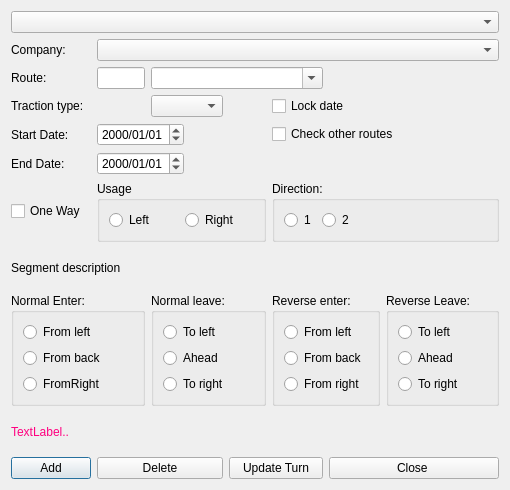
The window that mapper_app/ui/routedlg.ui (allenck/mapper) describes before a commit, drawn with Qt 5.
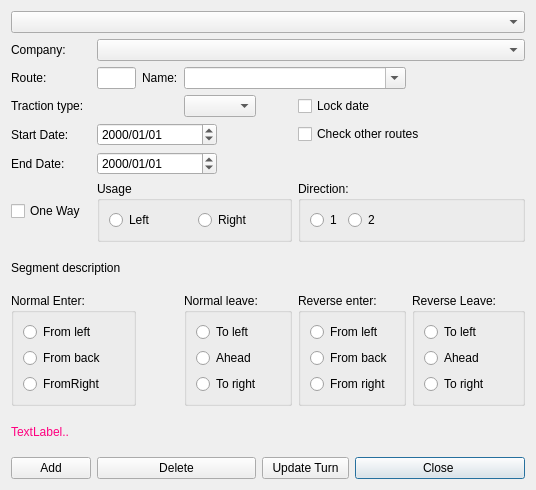
The same window after the commit. Custom widgets are drawn as their Qt base class.

Patch:
```diff
--- a/mapper_app/ui/routedlg.ui
+++ b/mapper_app/ui/routedlg.ui
@@ -19,24 +19,49 @@
    <string>Dialog</string>
   </property>
   <layout class="QGridLayout" name="gridLayout">
-   <item row="7" column="0">
-    <widget class="QCheckBox" name="cbOneWay">
+   <item row="3" column="0">
+    <widget class="QLabel" name="label_3">
+     <property name="text">
+      <string>Traction type:</string>
+     </property>
+    </widget>
+   </item>
+   <item row="2" column="1">
+    <widget class="QLineEdit" name="txtRouteNbr">
+     <property name="maxLength">
+      <number>8</number>
+     </property>
+    </widget>
+   </item>
+   <item row="4" column="1" colspan="3">
+    <widget class="QDateEdit" name="dateStart">
+     <property name="minimumDate">
+      <date>
+       <year>1752</year>
+       <month>10</month>
+       <day>16</day>
+      </date>
+     </property>
+     <property name="displayFormat">
+      <string>yyyy/MM/dd</string>
+     </property>
+    </widget>
+   </item>
+   <item row="12" column="7" colspan="2">
+    <widget class="QPushButton" name="btnOK">
+     <property name="text">
+      <string>Close </string>
+     </property>
+    </widget>
+   </item>
+   <item row="0" column="0" colspan="9">
+    <widget class="QComboBox" name="cbSegments">
      <property name="toolTip">
-      <string>&lt;html&gt;&lt;head/&gt;&lt;body&gt;&lt;p&gt;Click if this route segment is one way.&lt;/p&gt;&lt;/body&gt;&lt;/html&gt;</string>
+      <string>Select an existing route segment to update</string>
      </property>
-     <property name="text">
-      <string>One Way</string>
-     </property>
     </widget>
    </item>
-   <item row="2" column="0">
-    <widget class="QLabel" name="label">
-     <property name="text">
-      <string>Route:</string>
-     </property>
-    </widget>
-   </item>
-   <item row="7" column="5" colspan="3">
+   <item row="7" column="6" colspan="3">
     <widget class="QGroupBox" name="gbDirection">
      <property name="font">
       <font>
@@ -67,40 +92,109 @@
      </layout>
     </widget>
    </item>
-   <item row="1" column="1" colspan="7">
-    <widget class="QComboBox" name="cbCompany">
-     <property name="editable">
-      <bool>false</bool>
+   <item row="4" column="6" colspan="3">
+    <widget class="QCheckBox" name="chkOtherRoutes">
+     <property name="text">
+      <string>Check other routes</string>
      </property>
     </widget>
    </item>
-   <item row="3" column="2" colspan="2">
+   <item row="7" column="0">
+    <widget class="QCheckBox" name="cbOneWay">
+     <property name="toolTip">
+      <string>&lt;html&gt;&lt;head/&gt;&lt;body&gt;&lt;p&gt;Click if this route segment is one way.&lt;/p&gt;&lt;/body&gt;&lt;/html&gt;</string>
+     </property>
+     <property name="text">
+      <string>One Way</string>
+     </property>
+    </widget>
+   </item>
+   <item row="10" column="8">
+    <widget class="QGroupBox" name="gbReverseLeave">
+     <property name="font">
+      <font>
+       <pointsize>9</pointsize>
+      </font>
+     </property>
+     <property name="toolTip">
+      <string>Select how a 2-way segment is exited in the reverse direction</string>
+     </property>
+     <property name="title">
+      <string>Reverse Leave:</string>
+     </property>
+     <layout class="QVBoxLayout" name="verticalLayout_4">
+      <item>
+       <widget class="QRadioButton" name="rbRToLeft">
+        <property name="text">
+         <string>To left</string>
+        </property>
+       </widget>
+      </item>
+      <item>
+       <widget class="QRadioButton" name="rbRAhead">
+        <property name="text">
+         <string>Ahead</string>
+        </property>
+       </widget>
+      </item>
+      <item>
+       <widget class="QRadioButton" name="rbRToRight">
+        <property name="text">
+         <string>To right</string>
+        </property>
+       </widget>
+      </item>
+     </layout>
+    </widget>
+   </item>
+   <item row="10" column="3" colspan="3">
+    <widget class="QGroupBox" name="gbNormalLeave">
+     <property name="font">
+      <font>
+       <pointsize>9</pointsize>
+      </font>
+     </property>
+     <property name="toolTip">
+      <string>Select how to leave the segment</string>
+     </property>
+     <property name="title">
+      <string>Normal leave:</string>
+     </property>
+     <layout class="QVBoxLayout" name="verticalLayout_2">
+      <item>
+       <widget class="QRadioButton" name="rbNToLeft">
+        <property name="text">
+         <string>To left</string>
+        </property>
+       </widget>
+      </item>
+      <item>
+       <widget class="QRadioButton" name="rbNAhead">
+        <property name="text">
+         <string>Ahead</string>
+        </property>
+       </widget>
+      </item>
+      <item>
+       <widget class="QRadioButton" name="rbNToRight">
+        <property name="text">
+         <string>To right</string>
+        </property>
+       </widget>
+      </item>
+     </layout>
+    </widget>
+   </item>
+   <item row="1" column="0">
+    <widget class="QLabel" name="label_2">
+     <property name="text">
+      <string>Company:</string>
+     </property>
+    </widget>
+   </item>
+   <item row="3" column="3" colspan="2">
     <widget class="QComboBox" name="cbTractionType"/>
    </item>
-   <item row="12" column="0">
-    <widget class="QPushButton" name="btnAdd">
-     <property name="toolTip">
-      <string>Add or update segment to route</string>
-     </property>
-     <property name="text">
-      <string>Add</string>
-     </property>
-    </widget>
-   </item>
-   <item row="0" column="0" colspan="8">
-    <widget class="QComboBox" name="cbSegments">
-     <property name="toolTip">
-      <string>Select an existing route segment to update</string>
-     </property>
-    </widget>
-   </item>
-   <item row="12" column="1" colspan="3">
-    <widget class="QPushButton" name="btnDelete">
-     <property name="text">
-      <string>Delete</string>
-     </property>
-    </widget>
-   </item>
    <item row="11" column="0">
     <widget class="QLabel" name="lblHelpText">
      <property name="palette">
@@ -145,186 +239,20 @@
      </property>
     </widget>
    </item>
-   <item row="4" column="0">
-    <widget class="QLabel" name="label_4">
-     <property name="text">
-      <string>Start Date:</string>
+   <item row="6" column="1" colspan="3">
+    <widget class="QDateEdit" name="dateEnd">
+     <property name="displayFormat">
+      <string>yyyy/MM/dd</string>
      </property>
     </widget>
    </item>
-   <item row="12" column="4" colspan="2">
-    <widget class="QPushButton" name="btnUpdateTurn">
-     <property name="toolTip">
-      <string>Add or update with suggested turn info</string>
-     </property>
-     <property name="text">
-      <string>Update Turn</string>
-     </property>
-    </widget>
-   </item>
-   <item row="3" column="5" colspan="3">
+   <item row="3" column="6" colspan="3">
     <widget class="QCheckBox" name="chkLockDate">
      <property name="text">
       <string>Lock date</string>
      </property>
     </widget>
    </item>
-   <item row="6" column="0">
-    <widget class="QLabel" name="label_5">
-     <property name="text">
-      <string>End Date:</string>
-     </property>
-    </widget>
-   </item>
-   <item row="10" column="2" colspan="3">
-    <widget class="QGroupBox" name="gbNormalLeave">
-     <property name="font">
-      <font>
-       <pointsize>9</pointsize>
-      </font>
-     </property>
-     <property name="toolTip">
-      <string>Select how to leave the segment</string>
-     </property>
-     <property name="title">
-      <string>Normal leave:</string>
-     </property>
-     <layout class="QVBoxLayout" name="verticalLayout_2">
-      <item>
-       <widget class="QRadioButton" name="rbNToLeft">
-        <property name="text">
-         <string>To left</string>
-        </property>
-       </widget>
-      </item>
-      <item>
-       <widget class="QRadioButton" name="rbNAhead">
-        <property name="text">
-         <string>Ahead</string>
-        </property>
-       </widget>
-      </item>
-      <item>
-       <widget class="QRadioButton" name="rbNToRight">
-        <property name="text">
-         <string>To right</string>
-        </property>
-       </widget>
-      </item>
-     </layout>
-    </widget>
-   </item>
-   <item row="10" column="7">
-    <widget class="QGroupBox" name="gbReverseLeave">
-     <property name="font">
-      <font>
-       <pointsize>9</pointsize>
-      </font>
-     </property>
-     <property name="toolTip">
-      <string>Select how a 2-way segment is exited in the reverse direction</string>
-     </property>
-     <property name="title">
-      <string>Reverse Leave:</string>
-     </property>
-     <layout class="QVBoxLayout" name="verticalLayout_4">
-      <item>
-       <widget class="QRadioButton" name="rbRToLeft">
-        <property name="text">
-         <string>To left</string>
-        </property>
-       </widget>
-      </item>
-      <item>
-       <widget class="QRadioButton" name="rbRAhead">
-        <property name="text">
-         <string>Ahead</string>
-        </property>
-       </widget>
-      </item>
-      <item>
-       <widget class="QRadioButton" name="rbRToRight">
-        <property name="text">
-         <string>To right</string>
-        </property>
-       </widget>
-      </item>
-     </layout>
-    </widget>
-   </item>
-   <item row="12" column="6" colspan="2">
-    <widget class="QPushButton" name="btnOK">
-     <property name="text">
-      <string>Close </string>
-     </property>
-    </widget>
-   </item>
-   <item row="10" column="5" colspan="2">
-    <widget class="QGroupBox" name="gbReverseEnter">
-     <property name="font">
-      <font>
-       <pointsize>9</pointsize>
-      </font>
-     </property>
-     <property name="toolTip">
-      <string>Select how a 2-way segment is entered in the reverse direction</string>
-     </property>
-     <property name="title">
-      <string>Reverse enter:</string>
-     </property>
-     <layout class="QVBoxLayout" name="verticalLayout_3">
-      <item>
-       <widget class="QRadioButton" name="rbRFromLeft">
-        <property name="text">
-         <string>From left</string>
-        </property>
-       </widget>
-      </item>
-      <item>
-       <widget class="QRadioButton" name="rbRFromBack">
-        <property name="text">
-         <string>From back</string>
-        </property>
-       </widget>
-      </item>
-      <item>
-       <widget class="QRadioButton" name="rbRFromRight">
-        <property name="text">
-         <string>From right</string>
-        </property>
-       </widget>
-      </item>
-     </layout>
-    </widget>
-   </item>
-   <item row="8" column="0" colspan="2">
-    <widget class="QLabel" name="lblSegmentText">
-     <property name="text">
-      <string>Segment description</string>
-     </property>
-    </widget>
-   </item>
-   <item row="3" column="0">
-    <widget class="QLabel" name="label_3">
-     <property name="text">
-      <string>Traction type:</string>
-     </property>
-    </widget>
-   </item>
-   <item row="1" column="0">
-    <widget class="QLabel" name="label_2">
-     <property name="text">
-      <string>Company:</string>
-     </property>
-    </widget>
-   </item>
-   <item row="4" column="5" colspan="3">
-    <widget class="QCheckBox" name="chkOtherRoutes">
-     <property name="text">
-      <string>Check other routes</string>
-     </property>
-    </widget>
-   </item>
    <item row="10" column="0" colspan="2">
     <widget class="QGroupBox" name="gbNormalEnter">
      <property name="font">
@@ -363,7 +291,38 @@
      </layout>
     </widget>
    </item>
-   <item row="7" column="1" colspan="4">
+   <item row="12" column="0">
+    <widget class="QPushButton" name="btnAdd">
+     <property name="toolTip">
+      <string>Add or update segment to route</string>
+     </property>
+     <property name="text">
+      <string>Add</string>
+     </property>
+    </widget>
+   </item>
+   <item row="1" column="1" colspan="8">
+    <widget class="QComboBox" name="cbCompany">
+     <property name="editable">
+      <bool>false</bool>
+     </property>
+    </widget>
+   </item>
+   <item row="12" column="1" colspan="4">
+    <widget class="QPushButton" name="btnDelete">
+     <property name="text">
+      <string>Delete</string>
+     </property>
+    </widget>
+   </item>
+   <item row="8" column="0" colspan="2">
+    <widget class="QLabel" name="lblSegmentText">
+     <property name="text">
+      <string>Segment description</string>
+     </property>
+    </widget>
+   </item>
+   <item row="7" column="1" colspan="5">
     <widget class="QGroupBox" name="gbUsage">
      <property name="toolTip">
       <string>&lt;html&gt;&lt;head/&gt;&lt;body&gt;&lt;p&gt;If the direction of travel is the same as the definition of the segement, select &amp;quot;Right&amp;quot; else select &amp;quot;L&amp;quot;.&lt;/p&gt;&lt;/body&gt;&lt;/html&gt;</string>
@@ -389,35 +348,83 @@
      </layout>
     </widget>
    </item>
-   <item row="4" column="1" colspan="2">
-    <widget class="QDateEdit" name="dateStart">
-     <property name="minimumDate">
-      <date>
-       <year>1752</year>
-       <month>10</month>
-       <day>16</day>
-      </date>
+   <item row="10" column="6" colspan="2">
+    <widget class="QGroupBox" name="gbReverseEnter">
+     <property name="font">
+      <font>
+       <pointsize>9</pointsize>
+      </font>
      </property>
-     <property name="displayFormat">
-      <string>yyyy/MM/dd</string>
+     <property name="toolTip">
+      <string>Select how a 2-way segment is entered in the reverse direction</string>
      </property>
+     <property name="title">
+      <string>Reverse enter:</string>
+     </property>
+     <layout class="QVBoxLayout" name="verticalLayout_3">
+      <item>
+       <widget class="QRadioButton" name="rbRFromLeft">
+        <property name="text">
+         <string>From left</string>
+        </property>
+       </widget>
+      </item>
+      <item>
+       <widget class="QRadioButton" name="rbRFromBack">
+        <property name="text">
+         <string>From back</string>
+        </property>
+       </widget>
+      </item>
+      <item>
+       <widget class="QRadioButton" name="rbRFromRight">
+        <property name="text">
+         <string>From right</string>
+        </property>
+       </widget>
+      </item>
+     </layout>
     </widget>
    </item>
-   <item row="6" column="1" colspan="2">
-    <widget class="QDateEdit" name="dateEnd">
-     <property name="displayFormat">
-      <string>yyyy/MM/dd</string>
+   <item row="12" column="5" colspan="2">
+    <widget class="QPushButton" name="btnUpdateTurn">
+     <property name="toolTip">
+      <string>Add or update with suggested turn info</string>
      </property>
+     <property name="text">
+      <string>Update Turn</string>
+     </property>
     </widget>
    </item>
-   <item row="2" column="1">
-    <widget class="QLineEdit" name="txtRouteNbr">
-     <property name="maxLength">
-      <number>8</number>
+   <item row="6" column="0">
+    <widget class="QLabel" name="label_5">
+     <property name="text">
+      <string>End Date:</string>
      </property>
     </widget>
    </item>
-   <item row="2" column="2" colspan="4">
+   <item row="2" column="0">
+    <widget class="QLabel" name="label">
+     <property name="text">
+      <string>Route:</string>
+     </property>
+    </widget>
+   </item>
+   <item row="4" column="0">
+    <widget class="QLabel" name="label_4">
+     <property name="text">
+      <string>Start Date:</string>
+     </property>
+    </widget>
+   </item>
+   <item row="2" column="2">
+    <widget class="QLabel" name="label_6">
+     <property name="text">
+      <string>Name:</string>
+     </property>
+    </widget>
+   </item>
+   <item row="2" column="3" colspan="5">
     <widget class="CComboBox" name="cbRouteName">
      <property name="editable">
       <bool>true</bool>
```
